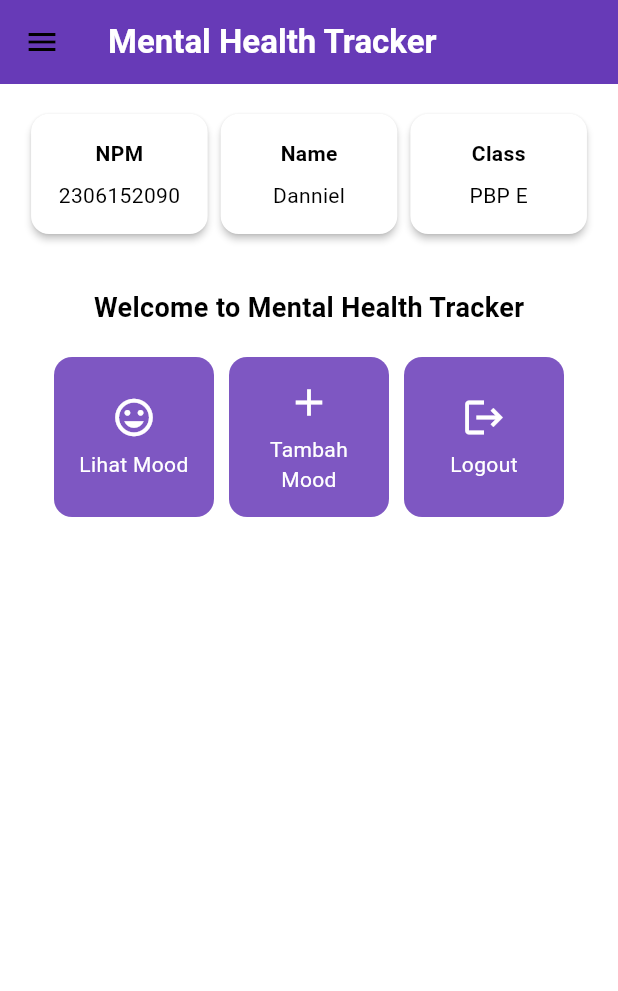
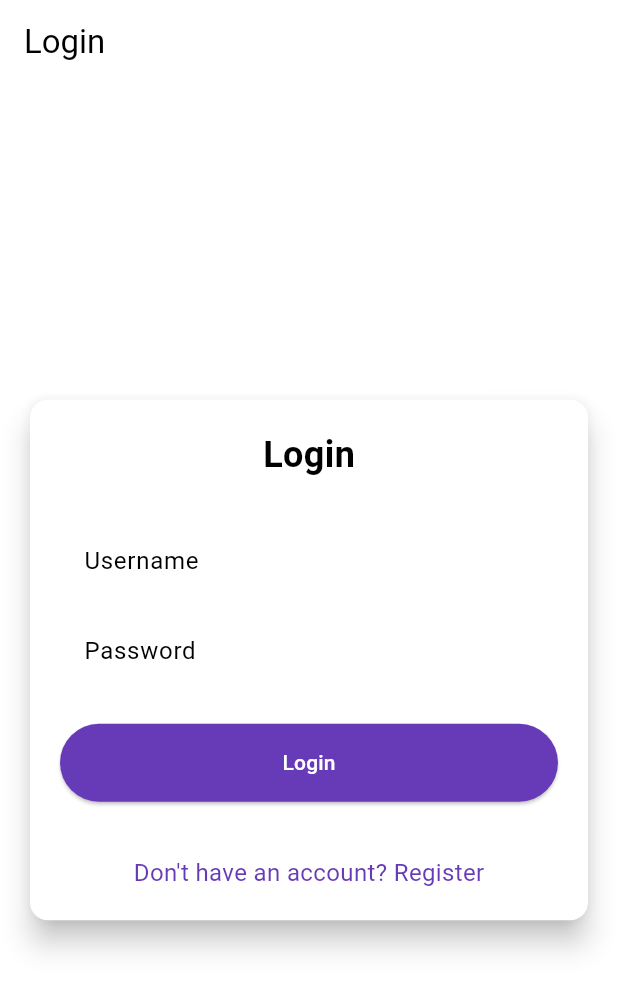
Before and after one commit to Danniel-Ang/mental-health-tracker-mobile, a Flutter app: the screen it shows after launch, on a phone screen of 412 x 824 dp. Shown: the top 991 px of the screen. Run offline on Flutter 3.47's test engine with Material 3 defaults, Android fonts, the phone set to English and light mode, and no system bars; missing offline and left inert: pbp_django_auth.

Commit message:
Tutorial 9 done

```diff
--- a/lib/main.dart
+++ b/lib/main.dart
@@ -1,5 +1,7 @@
 import 'package:flutter/material.dart';
-import 'package:mental_health_tracker/screens/menu.dart';
+import 'package:pbp_django_auth/pbp_django_auth.dart';
+import 'package:provider/provider.dart';
+import 'package:mental_health_tracker/screens/login.dart';
 
 void main() {
   runApp(const MyApp());
@@ -11,7 +13,12 @@ class MyApp extends StatelessWidget {
   // This widget is the root of your application.
   @override
   Widget build(BuildContext context) {
-    return MaterialApp(
+    return Provider(
+        create: (_) {
+          CookieRequest request = CookieRequest();
+          return request;
+        },
+        child: MaterialApp(
           title: 'Flutter Demo',
           theme: ThemeData(
             // This is the theme of your application.
@@ -34,7 +41,7 @@ class MyApp extends StatelessWidget {
             ).copyWith(secondary: Colors.deepPurple[400]),
             useMaterial3: true,
           ),
-      home: MyHomePage(),
-    );
+          home: const LoginPage(),
+        ));
   }
 }
--- /dev/null
+++ b/lib/screens/login.dart
@@ -0,0 +1,183 @@
+import 'package:mental_health_tracker/screens/menu.dart';
+import 'package:flutter/material.dart';
+import 'package:pbp_django_auth/pbp_django_auth.dart';
+import 'package:provider/provider.dart';
+import 'package:mental_health_tracker/screens/register.dart';
+
+// TODO: Import halaman RegisterPage jika sudah dibuat
+
+void main() {
+  runApp(const LoginApp());
+}
+
+class LoginApp extends StatelessWidget {
+  const LoginApp({super.key});
+
+  @override
+  Widget build(BuildContext context) {
+    return MaterialApp(
+      title: 'Login',
+      theme: ThemeData(
+        useMaterial3: true,
+        colorScheme: ColorScheme.fromSwatch(
+          primarySwatch: Colors.deepPurple,
+        ).copyWith(secondary: Colors.deepPurple[400]),
+      ),
+      home: const LoginPage(),
+    );
+  }
+}
+
+class LoginPage extends StatefulWidget {
+  const LoginPage({super.key});
+
+  @override
+  State<LoginPage> createState() => _LoginPageState();
+}
+
+class _LoginPageState extends State<LoginPage> {
+  final TextEditingController _usernameController = TextEditingController();
+  final TextEditingController _passwordController = TextEditingController();
+
+  @override
+  Widget build(BuildContext context) {
+    final request = context.watch<CookieRequest>();
+
+    return Scaffold(
+      appBar: AppBar(
+        title: const Text('Login'),
+      ),
+      body: Center(
+        child: SingleChildScrollView(
+          padding: const EdgeInsets.all(16.0),
+          child: Card(
+            elevation: 8,
+            shape: RoundedRectangleBorder(
+              borderRadius: BorderRadius.circular(12.0),
+            ),
+            child: Padding(
+              padding: const EdgeInsets.all(20.0),
+              child: Column(
+                mainAxisSize: MainAxisSize.min,
+                children: [
+                  const Text(
+                    'Login',
+                    style: TextStyle(
+                      fontSize: 24.0,
+                      fontWeight: FontWeight.bold,
+                    ),
+                  ),
+                  const SizedBox(height: 30.0),
+                  TextField(
+                    controller: _usernameController,
+                    decoration: const InputDecoration(
+                      labelText: 'Username',
+                      hintText: 'Enter your username',
+                      border: OutlineInputBorder(
+                        borderRadius: BorderRadius.all(Radius.circular(12.0)),
+                      ),
+                      contentPadding:
+                          EdgeInsets.symmetric(horizontal: 12.0, vertical: 8.0),
+                    ),
+                  ),
+                  const SizedBox(height: 12.0),
+                  TextField(
+                    controller: _passwordController,
+                    decoration: const InputDecoration(
+                      labelText: 'Password',
+                      hintText: 'Enter your password',
+                      border: OutlineInputBorder(
+                        borderRadius: BorderRadius.all(Radius.circular(12.0)),
+                      ),
+                      contentPadding:
+                          EdgeInsets.symmetric(horizontal: 12.0, vertical: 8.0),
+                    ),
+                    obscureText: true,
+                  ),
+                  const SizedBox(height: 24.0),
+                  ElevatedButton(
+                    onPressed: () async {
+                      String username = _usernameController.text;
+                      String password = _passwordController.text;
+
+                      // Cek kredensial
+                      // TODO: Ganti URL dan jangan lupa tambahkan trailing slash (/) di akhir URL!
+                      // Untuk menyambungkan Android emulator dengan Django pada localhost,
+                      // gunakan URL http://10.0.2.2/
+                      final response = await request
+                          .login("http://127.0.0.1:8000/auth/login/", {
+                        'username': username,
+                        'password': password,
+                      });
+
+                      if (request.loggedIn) {
+                        String message = response['message'];
+                        String uname = response['username'];
+                        if (context.mounted) {
+                          Navigator.pushReplacement(
+                            context,
+                            MaterialPageRoute(
+                                builder: (context) => MyHomePage()),
+                          );
+                          ScaffoldMessenger.of(context)
+                            ..hideCurrentSnackBar()
+                            ..showSnackBar(
+                              SnackBar(
+                                  content:
+                                      Text("$message Selamat datang, $uname.")),
+                            );
+                        }
+                      } else {
+                        if (context.mounted) {
+                          showDialog(
+                            context: context,
+                            builder: (context) => AlertDialog(
+                              title: const Text('Login Gagal'),
+                              content: Text(response['message']),
+                              actions: [
+                                TextButton(
+                                  child: const Text('OK'),
+                                  onPressed: () {
+                                    Navigator.pop(context);
+                                  },
+                                ),
+                              ],
+                            ),
+                          );
+                        }
+                      }
+                    },
+                    style: ElevatedButton.styleFrom(
+                      foregroundColor: Colors.white,
+                      minimumSize: Size(double.infinity, 50),
+                      backgroundColor: Theme.of(context).colorScheme.primary,
+                      padding: const EdgeInsets.symmetric(vertical: 16.0),
+                    ),
+                    child: const Text('Login'),
+                  ),
+                  const SizedBox(height: 36.0),
+                  GestureDetector(
+                    onTap: () {
+                      Navigator.push(
+                        context,
+                        MaterialPageRoute(
+                            builder: (context) => const RegisterPage()),
+                      );
+                    },
+                    child: Text(
+                      'Don\'t have an account? Register',
+                      style: TextStyle(
+                        color: Theme.of(context).colorScheme.primary,
+                        fontSize: 16.0,
+                      ),
+                    ),
+                  ),
+                ],
+              ),
+            ),
+          ),
+        ),
+      ),
+    );
+  }
+}
--- a/pubspec.yaml
+++ b/pubspec.yaml
@@ -35,6 +35,9 @@ dependencies:
   # The following adds the Cupertino Icons font to your application.
   # Use with the CupertinoIcons class for iOS style icons.
   cupertino_icons: ^1.0.8
+  provider: ^6.1.2
+  pbp_django_auth: ^0.4.0
+  http: ^1.2.2
 
 dev_dependencies:
   flutter_test:
@@ -45,7 +48,7 @@ dev_dependencies:
   # activated in the `analysis_options.yaml` file located at the root of your
   # package. See that file for information about deactivating specific lint
   # rules and activating additional ones.
-  flutter_lints: ^4.0.0
+  flutter_lints: ^5.0.0
 
 # For information on the generic Dart part of this file, see the
 # following page: https://dart.dev/tools/pub/pubspec
```
Also changed, not shown: lib/models/mood_entry.dart (added, +68 -0 lines), lib/screens/list_moodentry.dart (added, +91 -0 lines), lib/screens/moodentry_form.dart (+36 -27 lines), lib/screens/register.dart (added, +166 -0 lines), lib/widgets/left_drawer.dart (+12 -4 lines), lib/widgets/mood_card.dart (+34 -1 lines), pubspec.lock, 2 other files. Lines whose indentation alone changed are shown as unchanged.
